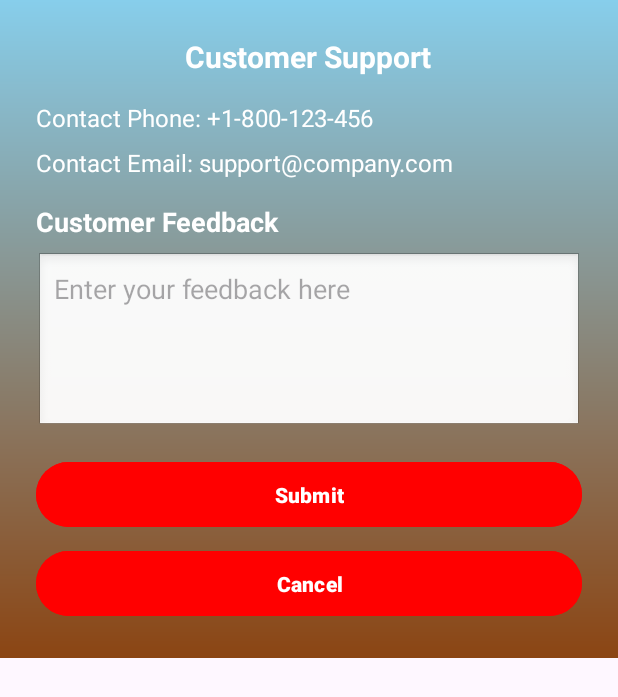
After one commit to mgg7934/reduce_food_wastage_app, an Android app: the layout customer_support_dialog.xml on its own in the app's theme, with its tools: preview values and no code run, on a phone screen of 412 x 824 dp. The commit adds this screen. Shown: the top 697 px of the screen. Run offline under Robolectric (Android 15) with nearby library versions, the phone set to English and light mode, and no system bars.

Commit message:
addedd customer support dialog

```diff
--- a/app/src/main/java/com/example/reduce_food_wastage_app/ProfileActivity.java
+++ b/app/src/main/java/com/example/reduce_food_wastage_app/ProfileActivity.java
@@ -50,8 +50,12 @@ public class ProfileActivity extends AppCompatActivity {
                 if (validateInputs()) {
                     // Save profile logic here
                     Toast.makeText(ProfileActivity.this, "Profile Saved", Toast.LENGTH_SHORT).show();
+                    Intent intent = new Intent(ProfileActivity.this, SettingsActivity.class);
+                    startActivity(intent);
                 } else {
                     Toast.makeText(ProfileActivity.this, "Please fill in all required fields", Toast.LENGTH_SHORT).show();
+                    Intent intent = new Intent(ProfileActivity.this, SettingsActivity.class);
+                    startActivity(intent);
                 }
             }
         });
--- a/app/src/main/res/layout/activity_forgot_password.xml
+++ b/app/src/main/res/layout/activity_forgot_password.xml
@@ -13,7 +13,7 @@
         android:layout_height="wrap_content"
         android:text="Forgot Password"
         android:textSize="40sp"
-        android:textColor="#000000"
+        android:textColor="@color/white"
         android:textStyle="bold"
         android:layout_marginBottom="20dp"
         android:gravity="center"/>
--- a/app/src/main/res/layout/activity_signup.xml
+++ b/app/src/main/res/layout/activity_signup.xml
@@ -13,7 +13,7 @@
         android:layout_height="wrap_content"
         android:text="Sign Up"
         android:textSize="50sp"
-        android:textColor="@color/black"
+        android:textColor="@color/white"
         android:textStyle="bold"
         android:layout_marginBottom="20dp"
         android:gravity="center"/>
--- /dev/null
+++ b/app/src/main/res/layout/customer_support_dialog.xml
@@ -0,0 +1,84 @@
+<?xml version="1.0" encoding="utf-8"?>
+<LinearLayout xmlns:android="http://schemas.android.com/apk/res/android"
+    android:layout_width="match_parent"
+    android:layout_height="wrap_content"
+    android:orientation="vertical"
+    android:background="@drawable/gradient_background"
+    android:padding="24dp">
+
+    <!-- Customer Support Title -->
+    <TextView
+        android:layout_width="wrap_content"
+        android:layout_height="wrap_content"
+        android:text="Customer Support"
+        android:textSize="20sp"
+        android:textStyle="bold"
+        android:textColor="@color/white"
+        android:layout_gravity="center"
+        android:layout_marginBottom="16dp" />
+
+    <!-- Phone Number for Contact -->
+    <TextView
+        android:layout_width="wrap_content"
+        android:layout_height="wrap_content"
+        android:text="Contact Phone: +1-800-123-456"
+        android:textSize="16sp"
+        android:textColor="@color/white"
+        android:layout_marginBottom="8dp" />
+
+    <!-- Email for Contact -->
+    <TextView
+        android:layout_width="wrap_content"
+        android:layout_height="wrap_content"
+        android:text="Contact Email: support@company.com"
+        android:textSize="16sp"
+        android:textColor="@color/white"
+        android:layout_marginBottom="16dp" />
+
+    <!-- Customer Feedback Title -->
+    <TextView
+        android:layout_width="wrap_content"
+        android:layout_height="wrap_content"
+        android:text="Customer Feedback"
+        android:textSize="18sp"
+        android:textStyle="bold"
+        android:textColor="@color/white"
+        android:layout_marginBottom="8dp" />
+
+    <!-- Feedback Textbox -->
+    <EditText
+        android:id="@+id/feedbackInput"
+        android:layout_width="match_parent"
+        android:layout_height="120dp"
+        android:hint="Enter your feedback here"
+        android:background="@android:drawable/edit_text"
+        android:gravity="top"
+        android:padding="12dp"
+        android:layout_marginBottom="16dp"
+        android:textColor="#000000" />
+
+    <!-- Submit Button -->
+    <Button
+        android:id="@+id/submitFeedbackButton"
+        android:layout_width="match_parent"
+        android:layout_height="wrap_content"
+        android:text="Submit"
+        android:textColor="#FFFFFF"
+        android:backgroundTint="#FF0000"
+        android:textStyle="bold"
+        android:padding="12dp"
+        android:layout_gravity="center" />
+
+    <!-- Cancel Button -->
+    <Button
+        android:id="@+id/cancelFeedbackButton"
+        android:layout_width="match_parent"
+        android:layout_height="wrap_content"
+        android:text="Cancel"
+        android:textColor="#FFFFFF"
+        android:backgroundTint="#FF0000"
+        android:textStyle="bold"
+        android:padding="12dp"
+        android:layout_gravity="center"
+        android:layout_marginTop="8dp" />
+</LinearLayout>
```
Also changed, not shown: app/src/main/AndroidManifest.xml (+7 -6 lines), app/src/main/java/com/example/reduce_food_wastage_app/SettingsActivity.java (+59 -9 lines).
